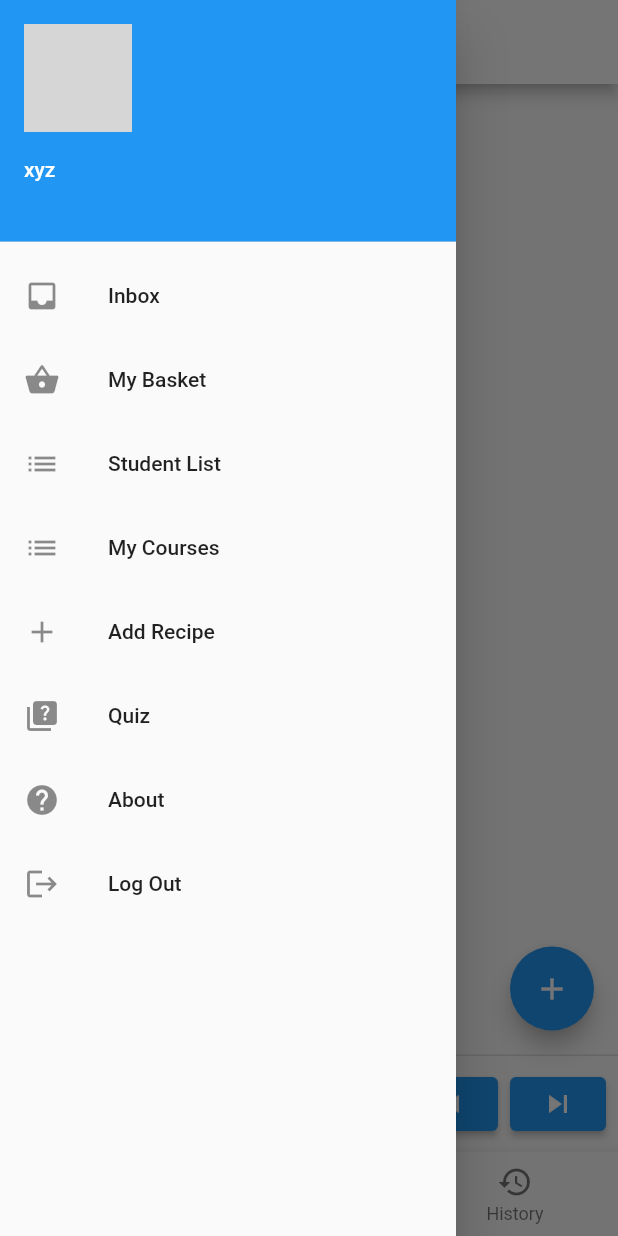
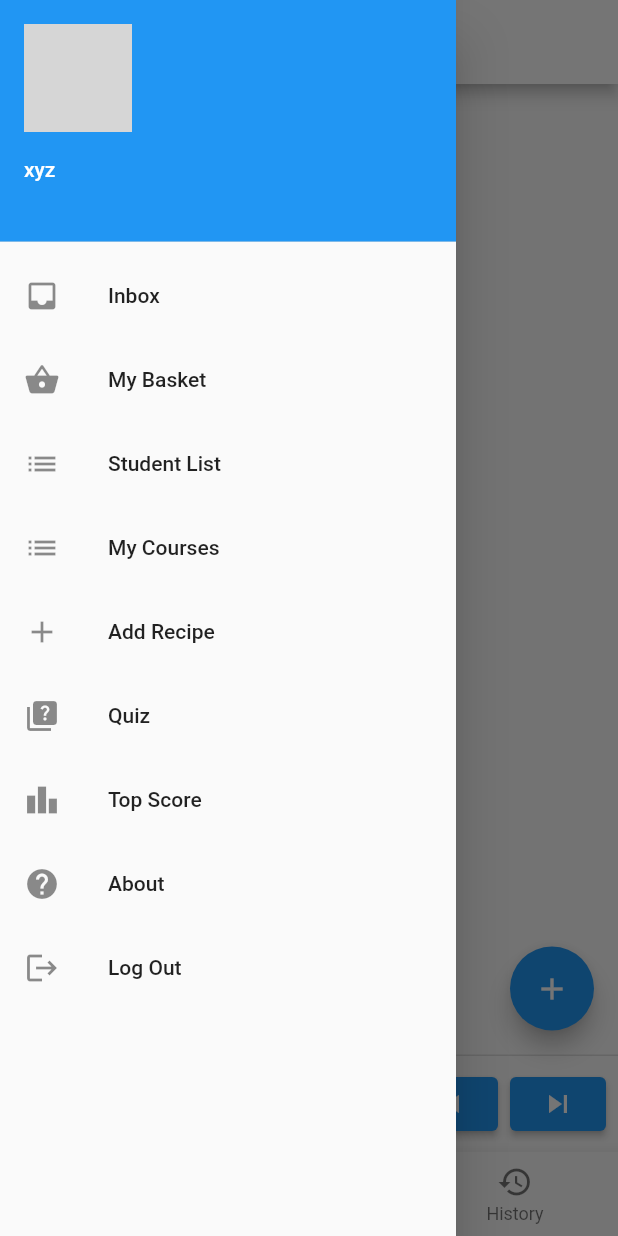
Before and after one commit to dkr91/hello_flutter, a Flutter app: the MyHomePage screen opened directly, with the side drawer open, on a phone screen of 412 x 824 dp. Run offline on Flutter 3.47's test engine with Material 2 defaults, Android fonts, the phone set to English and light mode, and no system bars; our stand-ins replace percent_indicator, shared_preferences; accounts and stored records are empty; network calls fail; grey boxes are pictures that could not be loaded.

Commit message:
Quiz Week 6

```diff
--- a/lib/main.dart
+++ b/lib/main.dart
@@ -8,6 +8,7 @@ import 'package:hello_flutter/quiz.dart';
 import 'package:hello_flutter/search.dart';
 import 'package:hello_flutter/history.dart';
 import 'package:hello_flutter/studentlist.dart';
+import 'package:hello_flutter/top_score.dart';
 import 'package:shared_preferences/shared_preferences.dart';
 
 import 'home.dart';
@@ -39,7 +40,14 @@ class MyApp extends StatelessWidget {
   @override
   Widget build(BuildContext context) {
     return MaterialApp(
-      routes: {'quiz': (context) => Quiz(), 'about': (context) => About(), 'basket': (context) => Basket(), 'studentlist': (context) => StudentList(), 'mycourses': (context) => MyCourses(), 'addrecipe': (context) => AddRecipe()},
+      routes: {
+        'quiz': (context) => Quiz(),
+        'about': (context) => About(),
+        'basket': (context) => Basket(),
+        'studentlist': (context) => StudentList(),
+        'mycourses': (context) => MyCourses(),
+        'addrecipe': (context) => AddRecipe()
+      },
       title: 'Flutter Demo',
       theme: ThemeData(
         // This is the theme of your application.
@@ -94,6 +102,17 @@ class _MyHomePageState extends State<MyHomePage> {
 
   final List<String> _titles = ['Home', 'Screen', 'History'];
 
+  String _top_user = "";
+  int _top_point = 0;
+
+  Future<void> getTopScore() async {
+    //later, we use web service here to check the user id and password
+    final prefs = await SharedPreferences.getInstance();
+
+    _top_user = prefs.getString("top_user") ?? "";
+    _top_point = prefs.getInt("top_point") ?? 0;
+  }
+
   Widget myDrawer() {
     return Drawer(
       elevation: 16.0,
@@ -106,6 +125,10 @@ class _MyHomePageState extends State<MyHomePage> {
               backgroundImage: NetworkImage("https://i.pravatar.cc/150"),
             ),
           ),
+          SingleChildScrollView(
+              scrollDirection: Axis.vertical,
+              child: Column(
+                children: <Widget>[
                   ListTile(
                     title: new Text("Inbox"),
                     leading: new Icon(Icons.inbox),
@@ -146,6 +169,18 @@ class _MyHomePageState extends State<MyHomePage> {
                     },
                   ),
                   ListTile(
+                    title: Text("Top Score"),
+                    leading: Icon(Icons.leaderboard),
+                    onTap: () {
+                      getTopScore();
+                      Navigator.push(
+                          context,
+                          MaterialPageRoute(
+                              builder: (context) =>
+                                  TopScore(_top_user, _top_point)));
+                    },
+                  ),
+                  ListTile(
                     title: Text("About"),
                     leading: Icon(Icons.help),
                     onTap: () {
@@ -159,6 +194,8 @@ class _MyHomePageState extends State<MyHomePage> {
                       doLogout();
                     },
                   ),
+                ],
+              )),
         ],
       ),
     );
--- a/lib/quiz.dart
+++ b/lib/quiz.dart
@@ -3,8 +3,10 @@ import 'dart:math';
 import 'package:flutter/material.dart';
 import 'dart:async';
 import 'package:percent_indicator/percent_indicator.dart';
+import 'package:shared_preferences/shared_preferences.dart';
 
 import 'questionobj.dart';
+import 'main.dart';
 
 class Quiz extends StatefulWidget {
   const Quiz({super.key});
@@ -19,7 +21,29 @@ class _QuizState extends State<Quiz> {
   int _question_no = Random().nextInt(10);
   int _point = 0;
 
+  String _top_user = "";
+  int _top_point = 0;
+
   List<int> _done_question = [];
+
+  Future<void> checkTopScore() async {
+    //later, we use web service here to check the user id and password
+    final prefs = await SharedPreferences.getInstance();
+
+    _top_user = prefs.getString("top_user") ?? "";
+    _top_point = prefs.getInt("top_point") ?? 0;
+
+    print("Top Point: $_top_point");
+    print("Point: $_point");
+
+    if (_top_point < _point) {
+      _top_point = _point;
+      _top_user = active_user;
+
+      prefs.setString("top_user", _top_user);
+      prefs.setInt("top_point", _top_point);
+    }
+  }
 
   @override
   Widget build(BuildContext context) {
@@ -96,15 +120,14 @@ class _QuizState extends State<Quiz> {
       if (answer == questions[_question_no].answer) {
         _point += 100;
       }
-      _done_question.add(_question_no);
       _question_no = randomize();
-      if (_question_no > questions.length - 1) _question_no = 0;
+      print("Check answer: $_question_no");
+      if (_done_question.length == 5) finishQuiz();
       _hitung = _initValue;
     });
   }
 
-  late Timer
-      _timer; // add “late” to initialize it later in initState() @override
+  late Timer _timer; // add “late” to initialize it later in initState() @override
 
   void startTimer() {
     _timer = Timer.periodic(Duration(milliseconds: 1000), (timer) {
@@ -150,7 +173,7 @@ class _QuizState extends State<Quiz> {
           _question_no = randomize();
           print("Question: $_question_no");
           print(_done_question);
-          if (_done_question.length > 5) finishQuiz();
+          if (_done_question.length == 5) finishQuiz();
           _hitung = _initValue;
         }
       });
@@ -160,6 +183,7 @@ class _QuizState extends State<Quiz> {
   void finishQuiz() {
      _timer.cancel();
      _question_no = 0;
+     checkTopScore();
      showDialog<String>(
          context: context,
          builder: (BuildContext context) => AlertDialog(
--- /dev/null
+++ b/lib/top_score.dart
@@ -0,0 +1,23 @@
+import 'package:flutter/material.dart';
+
+class TopScore extends StatelessWidget {
+  final String _top_user;
+  final int _top_point;
+
+  TopScore(this._top_user, this._top_point);
+
+  @override
+  Widget build(BuildContext context) {
+    return Scaffold(
+        appBar: AppBar(
+          title: Text('Top Score'),
+        ),
+        body: Center(
+            child: Column(
+          children: [
+            Text("Top User: $_top_user"),
+            Text("Top Point: $_top_point")
+          ],
+        )));
+  }
+}
```
Lines whose indentation alone changed are shown as unchanged.
